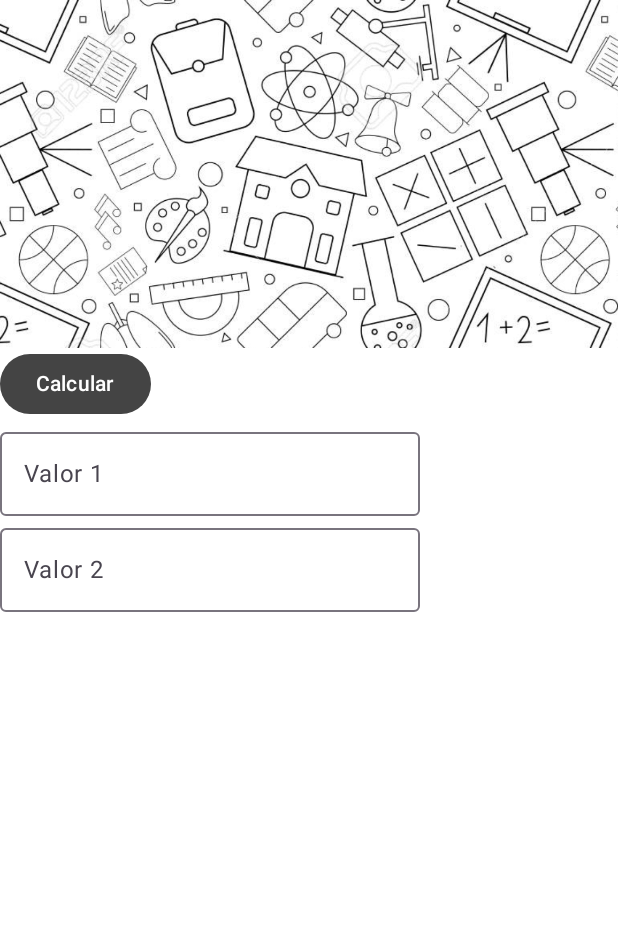
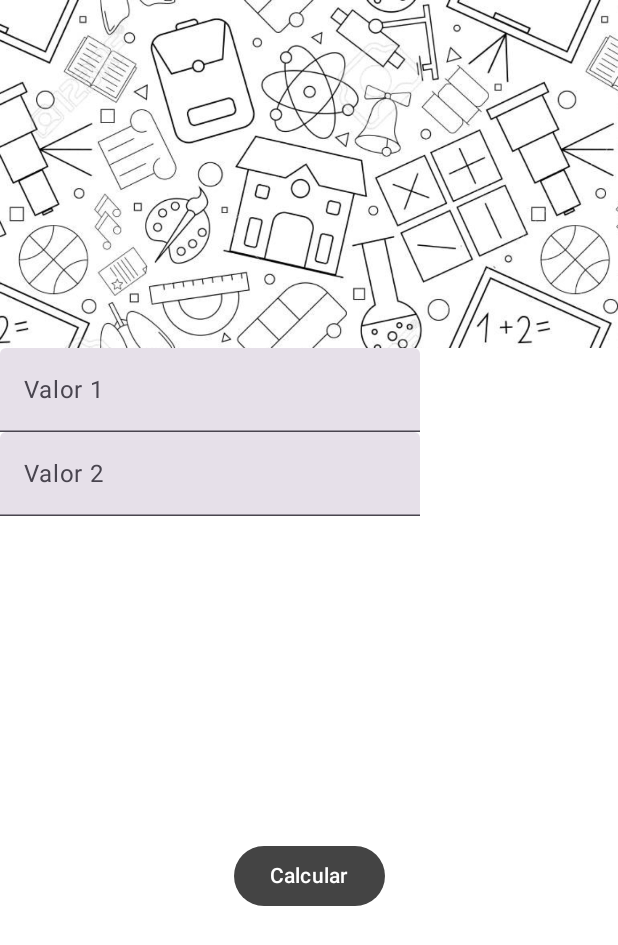
Before and after one commit to danyroh1/Android-Projects, an Android app built with Jetpack Compose: the @Preview function GreetingPreview, on a phone screen of 412 x 824 dp. Shown: the top 945 px of the screen. Run offline under Robolectric (Android 15) with nearby library versions, the phone set to English and light mode, and no system bars.

Commit message:
Practica 2

```diff
--- a/app/src/main/java/com/example/ejemplo1/MainActivity.kt
+++ b/app/src/main/java/com/example/ejemplo1/MainActivity.kt
@@ -5,15 +5,15 @@ import androidx.activity.ComponentActivity
 import androidx.activity.compose.setContent
 import androidx.activity.enableEdgeToEdge
 import androidx.compose.foundation.Image
+import androidx.compose.foundation.layout.Box
 import androidx.compose.foundation.layout.Column
+import androidx.compose.foundation.layout.fillMaxSize
 import androidx.compose.foundation.layout.fillMaxWidth
-import androidx.compose.material.icons.Icons
-import androidx.compose.material.icons.filled.Email
+import androidx.compose.foundation.text.KeyboardOptions
 import androidx.compose.material3.Button
 import androidx.compose.material3.ButtonDefaults
-import androidx.compose.material3.Icon
-import androidx.compose.material3.OutlinedTextField
 import androidx.compose.material3.Text
+import androidx.compose.material3.TextField
 import androidx.compose.runtime.Composable
 import androidx.compose.runtime.getValue
 import androidx.compose.runtime.mutableStateOf
@@ -24,6 +24,7 @@ import androidx.compose.ui.Modifier
 import androidx.compose.ui.graphics.Color
 import androidx.compose.ui.layout.ContentScale
 import androidx.compose.ui.res.painterResource
+import androidx.compose.ui.text.input.KeyboardType
 import androidx.compose.ui.text.input.TextFieldValue
 import androidx.compose.ui.tooling.preview.Preview
 import com.example.ejemplo1.ui.theme.Ejemplo1Theme
@@ -33,8 +34,7 @@ class MainActivity : ComponentActivity() {
         super.onCreate(savedInstanceState)
         enableEdgeToEdge()
         setContent {
-            Ejemplo1Theme {
-            }
+
             }
         }
     }
@@ -45,52 +45,59 @@ class MainActivity : ComponentActivity() {
 fun GreetingPreview() {
    Column{
     FondoIma()
-    BotonCalc()
     TFValor1()
     TFValor2()
-}
+    BotonCalc()
+   }
 }
 @Composable
 fun FondoIma() {
     Image(
         painter = painterResource(id = R.drawable.fondo),
         contentDescription = "Fondo",
-        //modifier = Modifier.fillMaxWidth(),
-        //alignment = Alignment.TopStart,
-        //contentScale = ContentScale.FillWidth
+        modifier = Modifier.fillMaxWidth(),
+        alignment = Alignment.TopStart,
+        contentScale = ContentScale.FillWidth
     )
 }
 @Composable
 fun BotonCalc() {
-    Button(onClick = {
-        //your onclick code
-    },
-        colors = ButtonDefaults.buttonColors(Color.DarkGray))
-    {
-        Text(text = "Calcular",color = Color.White)
+    Box(
+        modifier = Modifier.fillMaxSize(),
+        contentAlignment = Alignment.Center
+    ) {
+        Button(
+            onClick = {
+                //your onclick code
+            },
+            colors = ButtonDefaults.buttonColors(Color.DarkGray),
+        ) {
+            Text(text = "Calcular", color = Color.White)
+        }
     }
 }
 @Composable
 fun TFValor1() {
     var text by remember { mutableStateOf(TextFieldValue("")) }
-    OutlinedTextField(
+    TextField(
         value = text,
         label = { Text(text = "Valor 1") },
-        onValueChange = {
+        keyboardOptions = KeyboardOptions(keyboardType = KeyboardType.Number),
+        onValueChange = { it ->
             text = it
         }
-
     )
 }
+
 @Composable
 fun TFValor2() {
     var text by remember { mutableStateOf(TextFieldValue("")) }
-    OutlinedTextField(
+    TextField(
         value = text,
         label = { Text(text = "Valor 2") },
-        onValueChange = {
+        keyboardOptions = KeyboardOptions(keyboardType = KeyboardType.Number),
+        onValueChange = { it ->
             text = it
         }
-
     )
 }
```
